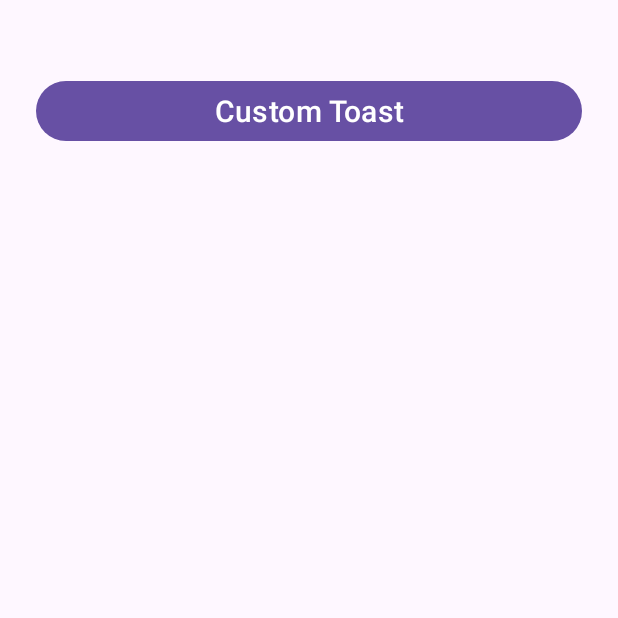
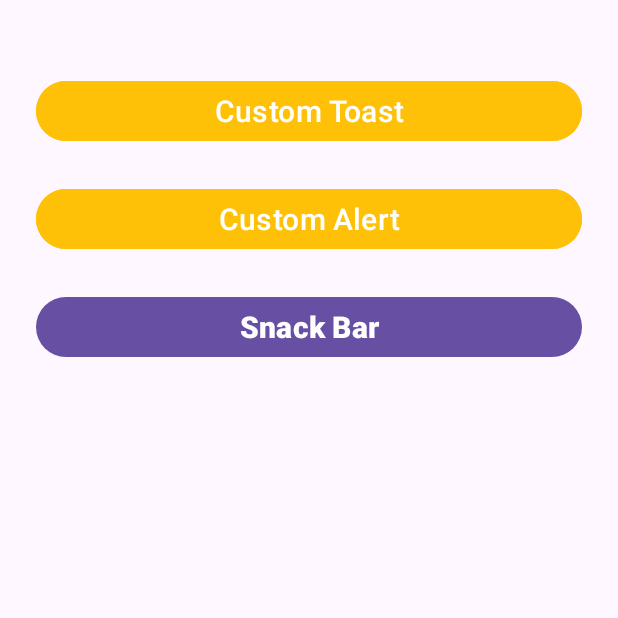
Before and after one commit to supuns2001/Android-Animations, an Android app: the screen it shows after launch (MainActivity), on a phone screen of 412 x 824 dp, the top half of it. Run offline under Robolectric (Android 15) with nearby library versions, the phone set to English and light mode, and no system bars.

Commit message:
update custom Alert and Snack Bar

```diff
--- a/App19/app/src/main/res/layout/activity_main.xml
+++ b/App19/app/src/main/res/layout/activity_main.xml
@@ -14,9 +14,38 @@
         android:layout_marginStart="24dp"
         android:layout_marginTop="50dp"
         android:layout_marginEnd="24dp"
+        android:backgroundTint="@color/yellow"
         android:text="@string/button1"
         android:textSize="20sp"
         app:layout_constraintEnd_toEndOf="parent"
         app:layout_constraintStart_toStartOf="parent"
         app:layout_constraintTop_toTopOf="parent" />
+
+    <Button
+        android:id="@+id/button2"
+        android:layout_width="0dp"
+        android:layout_height="wrap_content"
+        android:layout_marginStart="24dp"
+        android:layout_marginTop="24dp"
+        android:layout_marginEnd="24dp"
+        android:backgroundTint="@color/yellow"
+        android:text="@string/button2"
+        android:textSize="20sp"
+        app:layout_constraintEnd_toEndOf="parent"
+        app:layout_constraintStart_toStartOf="parent"
+        app:layout_constraintTop_toBottomOf="@+id/button1" />
+
+    <Button
+        android:id="@+id/button4"
+        android:layout_width="0dp"
+        android:layout_height="wrap_content"
+        android:layout_marginStart="24dp"
+        android:layout_marginTop="24dp"
+        android:layout_marginEnd="24dp"
+        android:text="@string/button4"
+        android:textSize="20sp"
+        android:textStyle="bold"
+        app:layout_constraintEnd_toEndOf="parent"
+        app:layout_constraintStart_toStartOf="parent"
+        app:layout_constraintTop_toBottomOf="@+id/button2" />
 </androidx.constraintlayout.widget.ConstraintLayout>
--- a/App19/app/src/main/res/values/colors.xml
+++ b/App19/app/src/main/res/values/colors.xml
@@ -2,4 +2,5 @@
 <resources>
     <color name="black">#FF000000</color>
     <color name="white">#FFFFFFFF</color>
+    <color name="yellow">#FFC107</color>
 </resources>
--- a/App19/app/src/main/res/values/strings.xml
+++ b/App19/app/src/main/res/values/strings.xml
@@ -1,4 +1,6 @@
 <resources>
     <string name="app_name">App19</string>
     <string name="button1">Custom Toast</string>
+    <string name="button2">Custom Alert</string>
+    <string name="button4">Snack Bar</string>
 </resources>
```
Also changed, not shown: App19/app/src/main/java/lk/javainstitute/app19/MainActivity.java (+52 -0 lines), App19/app/src/main/res/layout/layout2.xml (added, +57 -0 lines).
